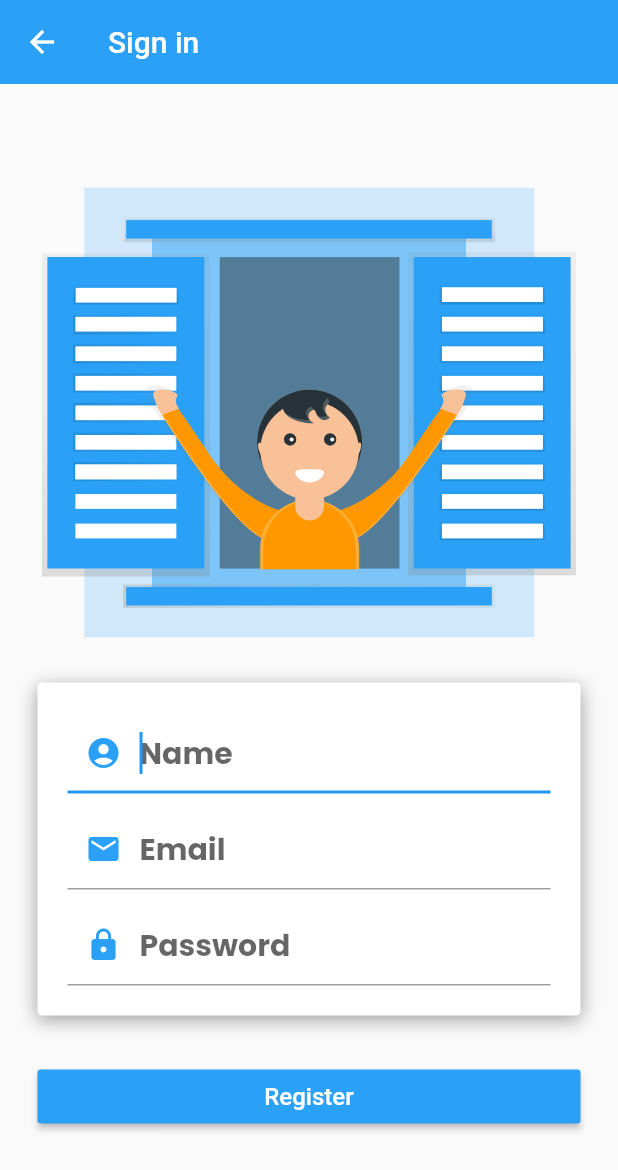
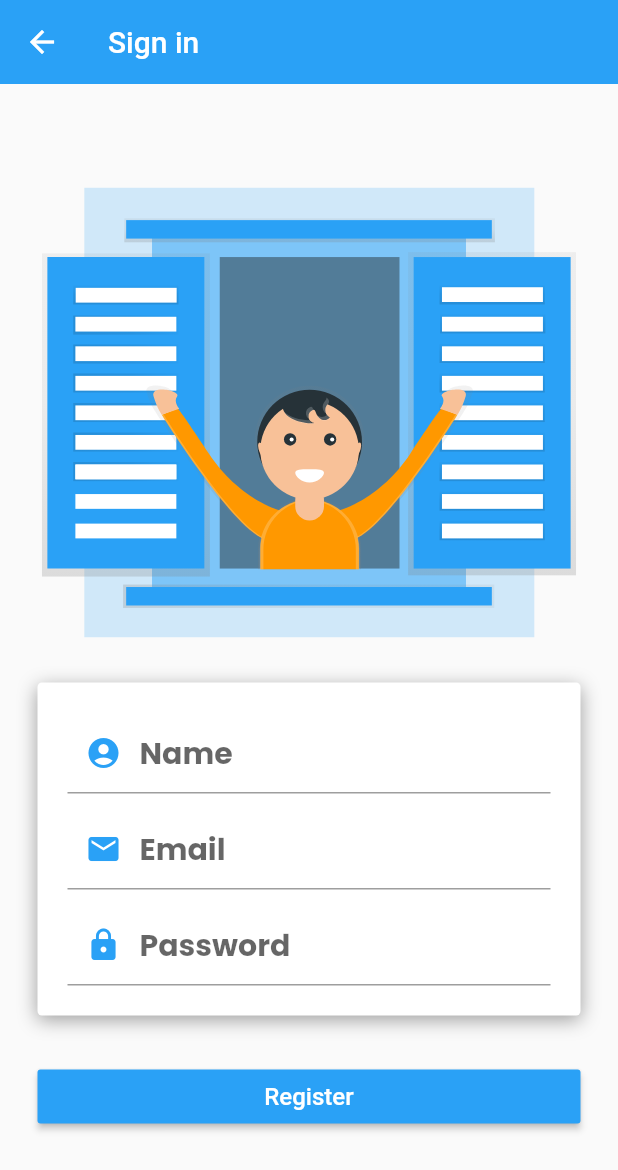
Before and after one commit to Hcastro1515/TuTiempo, a Flutter app: the SingUp screen opened directly, on a phone screen of 412 x 824 dp. Shown: the top 1170 px of the screen. Run offline on Flutter 3.47's test engine with Material 2 defaults, Android fonts, the phone set to English and light mode, and no system bars; our stand-ins replace cloud_firestore, firebase_auth, firebase_core, flutter_svg, get, google_fonts; accounts and stored records are empty.

Commit message:
minor changes

```diff
--- a/lib/screens/home.dart
+++ b/lib/screens/home.dart
@@ -115,7 +115,6 @@ class HomePage extends GetWidget<AuthController> {
                             onDismissed: (direction) {
                               Database()
                                   .deleteTask(controller.user.uid, task.taskId);
-
                             },
                             child: TaskCard(
                               task: tcontroller.tasks[index],
--- a/lib/screens/sign_up.dart
+++ b/lib/screens/sign_up.dart
@@ -6,9 +6,9 @@ import 'package:get_x_todo/controllers/auth_controller.dart';
 import '../config.dart';
 
 class SingUp extends GetWidget<AuthController> {
-  TextEditingController userName = TextEditingController();
-  TextEditingController emailController = TextEditingController();
-  TextEditingController passwordController = TextEditingController();
+  final TextEditingController userName = TextEditingController();
+  final TextEditingController emailController = TextEditingController();
+  final TextEditingController passwordController = TextEditingController();
   final _signUpFormKey = GlobalKey<FormState>();
 
   @override
@@ -60,7 +60,6 @@ class SingUp extends GetWidget<AuthController> {
                                 return null;
                               }
                             },
-                            autofocus: true,
                             keyboardType: TextInputType.name,
                             textInputAction: TextInputAction.next,
                             controller: userName,
```
